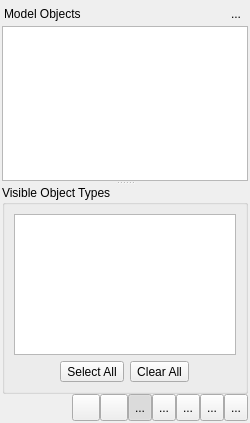
Above: libpgmodeler_ui/ui/modelobjectswidget.ui from pgmodeler/pgmodeler before the change. Below: the same form after it.
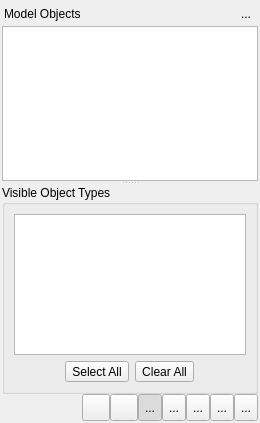
That is the form after the change. Icons and pictures are not drawn.

The edit to the form file:
```diff
--- a/libpgmodeler_ui/ui/modelobjectswidget.ui
+++ b/libpgmodeler_ui/ui/modelobjectswidget.ui
@@ -9,13 +9,19 @@
    <rect>
     <x>0</x>
     <y>0</y>
-    <width>250</width>
+    <width>260</width>
     <height>423</height>
    </rect>
   </property>
+  <property name="sizePolicy">
+   <sizepolicy hsizetype="MinimumExpanding" vsizetype="Preferred">
+    <horstretch>0</horstretch>
+    <verstretch>0</verstretch>
+   </sizepolicy>
+  </property>
   <property name="minimumSize">
    <size>
-    <width>250</width>
+    <width>260</width>
     <height>300</height>
    </size>
   </property>
```
